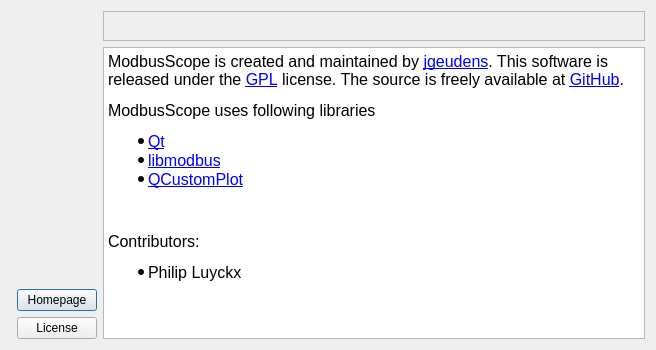
Above: src/dialogs/aboutdialog.ui from ModbusScope/ModbusScope before the change. Below: the same form after it.
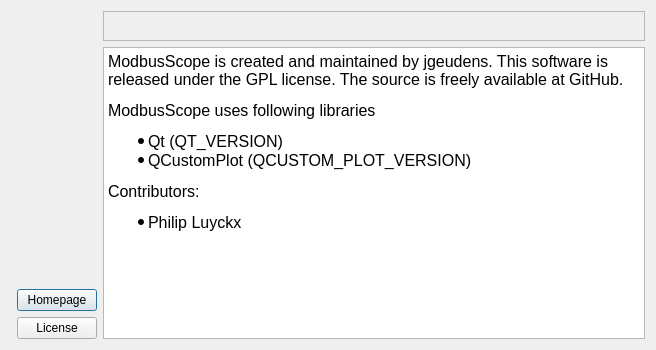
That is the form after the change. Icons and pictures are not drawn.

Commit message: Update about window with library versions

The edit to the form file:
```diff
--- a/src/dialogs/aboutdialog.ui
+++ b/src/dialogs/aboutdialog.ui
@@ -145,7 +145,7 @@
       </widget>
      </item>
      <item>
-      <widget class="QTextBrowser" name="textAbout">
+      <widget class="QTextEdit" name="textAbout">
        <property name="sizePolicy">
         <sizepolicy hsizetype="Expanding" vsizetype="Expanding">
          <horstretch>0</horstretch>
@@ -160,12 +160,10 @@
 &lt;html&gt;&lt;head&gt;&lt;meta name=&quot;qrichtext&quot; content=&quot;1&quot; /&gt;&lt;style type=&quot;text/css&quot;&gt;
 p, li { white-space: pre-wrap; }
 &lt;/style&gt;&lt;/head&gt;&lt;body style=&quot; font-family:'Ubuntu'; font-size:11pt; font-weight:400; font-style:normal;&quot;&gt;
-&lt;p style=&quot; margin-top:12px; margin-bottom:12px; margin-left:0px; margin-right:0px; -qt-block-indent:0; text-indent:0px;&quot;&gt;&lt;span style=&quot; font-size:12pt;&quot;&gt;ModbusScope is created and maintained by &lt;/span&gt;&lt;a href=&quot;https://github.com/jgeudens&quot;&gt;&lt;span style=&quot; font-size:12pt; text-decoration: underline; color:#0000ff;&quot;&gt;jgeudens&lt;/span&gt;&lt;/a&gt;&lt;span style=&quot; font-size:12pt;&quot;&gt;. This software is released under the &lt;/span&gt;&lt;a href=&quot;http://www.gnu.org/licenses/gpl.html#content&quot;&gt;&lt;span style=&quot; font-size:12pt; text-decoration: underline; color:#0000ff;&quot;&gt;GPL&lt;/span&gt;&lt;/a&gt;&lt;span style=&quot; font-size:12pt;&quot;&gt; license. The source is freely available at &lt;/span&gt;&lt;a href=&quot;https://github.com/jgeudens/ModbusScope&quot;&gt;&lt;span style=&quot; font-size:12pt; text-decoration: underline; color:#0000ff;&quot;&gt;GitHub&lt;/span&gt;&lt;/a&gt;&lt;span style=&quot; font-size:12pt;&quot;&gt;.&lt;/span&gt;&lt;/p&gt;
+&lt;p style=&quot; margin-top:12px; margin-bottom:12px; margin-left:0px; margin-right:0px; -qt-block-indent:0; text-indent:0px;&quot;&gt;&lt;span style=&quot; font-size:12pt;&quot;&gt;ModbusScope is created and maintained by jgeudens. This software is released under the GPL license. The source is freely available at GitHub.&lt;/span&gt;&lt;/p&gt;
 &lt;p style=&quot; margin-top:12px; margin-bottom:12px; margin-left:0px; margin-right:0px; -qt-block-indent:0; text-indent:0px;&quot;&gt;&lt;span style=&quot; font-size:12pt;&quot;&gt;ModbusScope uses following libraries&lt;/span&gt; &lt;/p&gt;
-&lt;ul style=&quot;margin-top: 0px; margin-bottom: 0px; margin-left: 0px; margin-right: 0px; -qt-list-indent: 1;&quot;&gt;&lt;li style=&quot; font-size:12pt;&quot; style=&quot; margin-top:0px; margin-bottom:0px; margin-left:0px; margin-right:0px; -qt-block-indent:0; text-indent:0px;&quot;&gt;&lt;a href=&quot;http://qt-project.org/&quot;&gt;&lt;span style=&quot; text-decoration: underline; color:#0000ff;&quot;&gt;Qt&lt;/span&gt;&lt;/a&gt;&lt;/li&gt;
-&lt;li style=&quot; font-size:12pt;&quot; style=&quot; margin-top:0px; margin-bottom:0px; margin-left:0px; margin-right:0px; -qt-block-indent:0; text-indent:0px;&quot;&gt;&lt;a href=&quot;http://libmodbus.org/&quot;&gt;&lt;span style=&quot; text-decoration: underline; color:#0000ff;&quot;&gt;libmodbus&lt;/span&gt;&lt;/a&gt;&lt;/li&gt;
-&lt;li style=&quot; font-size:12pt;&quot; style=&quot; margin-top:0px; margin-bottom:0px; margin-left:0px; margin-right:0px; -qt-block-indent:0; text-indent:0px;&quot;&gt;&lt;a href=&quot;http://www.qcustomplot.com/&quot;&gt;&lt;span style=&quot; text-decoration: underline; color:#0000ff;&quot;&gt;QCustomPlot&lt;/span&gt;&lt;/a&gt;&lt;/li&gt;&lt;/ul&gt;
-&lt;p style=&quot;-qt-paragraph-type:empty; margin-top:12px; margin-bottom:12px; margin-left:0px; margin-right:0px; -qt-block-indent:0; text-indent:0px; font-size:12pt;&quot;&gt;&lt;br /&gt;&lt;/p&gt;
+&lt;ul style=&quot;margin-top: 0px; margin-bottom: 0px; margin-left: 0px; margin-right: 0px; -qt-list-indent: 1;&quot;&gt;&lt;li style=&quot; font-size:12pt;&quot; style=&quot; margin-top:0px; margin-bottom:0px; margin-left:0px; margin-right:0px; -qt-block-indent:0; text-indent:0px;&quot;&gt;Qt (QT_VERSION)&lt;/li&gt;
+&lt;li style=&quot; font-size:12pt;&quot; style=&quot; margin-top:0px; margin-bottom:0px; margin-left:0px; margin-right:0px; -qt-block-indent:0; text-indent:0px;&quot;&gt;QCustomPlot (QCUSTOM_PLOT_VERSION)&lt;/li&gt;&lt;/ul&gt;
 &lt;p style=&quot; margin-top:12px; margin-bottom:12px; margin-left:0px; margin-right:0px; -qt-block-indent:0; text-indent:0px;&quot;&gt;&lt;span style=&quot; font-size:12pt;&quot;&gt;Contributors:&lt;/span&gt;&lt;/p&gt;
 &lt;ul style=&quot;margin-top: 0px; margin-bottom: 0px; margin-left: 0px; margin-right: 0px; -qt-list-indent: 1;&quot;&gt;&lt;li style=&quot; font-size:12pt;&quot; style=&quot; margin-top:0px; margin-bottom:0px; margin-left:0px; margin-right:0px; -qt-block-indent:0; text-indent:0px;&quot;&gt;Philip Luyckx&lt;/li&gt;&lt;/ul&gt;&lt;/body&gt;&lt;/html&gt;</string>
        </property>
```
Left out of the diff: 1 changed line with no effect on the pictures. The commit also changes 2 other files.
